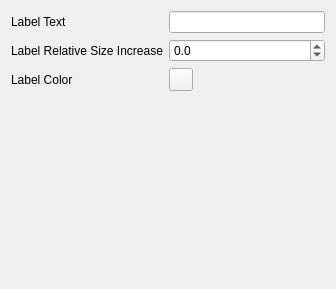
Qt form src/libkstapp/labelpropertiestab.ui (Kst-plot/kst) before a commit.
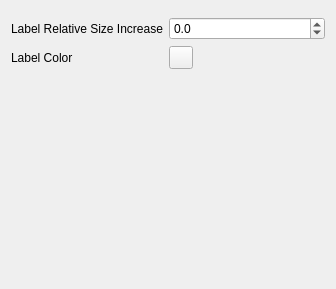
The same form after that commit. Custom widgets are drawn as their Qt base class.

Commit message: Add LabelCreator Connect new Label widgets.

```diff
--- a/src/libkstapp/labelpropertiestab.ui
+++ b/src/libkstapp/labelpropertiestab.ui
@@ -15,16 +15,9 @@
   <property name="windowTitle" >
    <string>Form</string>
   </property>
-  <layout class="QGridLayout" >
-   <item row="0" column="0" >
-    <widget class="QLabel" name="label_2" >
-     <property name="text" >
-      <string>Label Text</string>
-     </property>
-    </widget>
-   </item>
-   <item row="0" column="1" colspan="2" >
-    <widget class="QLineEdit" name="_labelText" />
+  <layout class="QGridLayout" name="gridLayout" >
+   <item row="0" column="0" colspan="3" >
+    <widget class="Kst::LabelBuilder" native="1" name="_labelText" />
    </item>
    <item row="1" column="0" >
     <widget class="QLabel" name="label" >
@@ -83,6 +76,11 @@
    <extends>QToolButton</extends>
    <header>colorbutton.h</header>
   </customwidget>
+  <customwidget>
+   <class>Kst::LabelBuilder</class>
+   <extends>QWidget</extends>
+   <header>labelbuilder.h</header>
+  </customwidget>
  </customwidgets>
  <resources/>
  <connections/>
```
Left out of the diff: 2 changed lines with no effect on the pictures. The commit also changes 7 other files.
